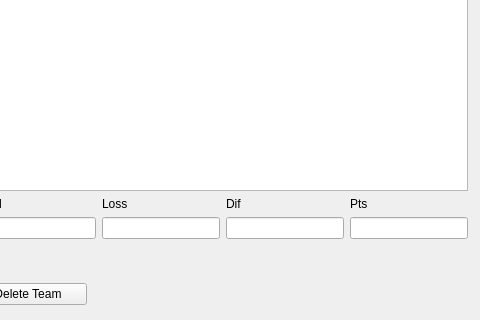
Qt form userIFDes/georgetown1.ui (bengut10/spoLeague) before a commit; both pictures show x 403 to 883 and y 262 to 582 of the 883 by 582 pixel window.
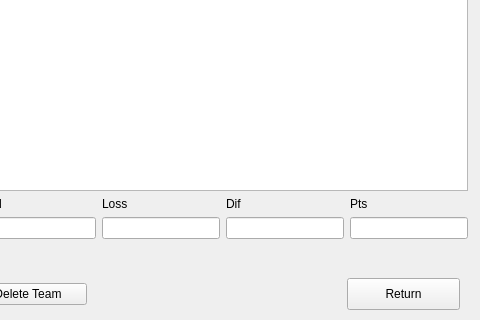
The same form after that commit.

```diff
--- a/userIFDes/georgetown1.ui
+++ b/userIFDes/georgetown1.ui
@@ -53,7 +53,7 @@
     </item>
    </layout>
   </widget>
-  <widget class="QWidget" name="">
+  <widget class="QWidget" name="layoutWidget">
    <property name="geometry">
     <rect>
      <x>10</x>
@@ -213,6 +213,19 @@
     </item>
    </layout>
   </widget>
+  <widget class="QPushButton" name="pushButtonReturn">
+   <property name="geometry">
+    <rect>
+     <x>750</x>
+     <y>540</y>
+     <width>113</width>
+     <height>32</height>
+    </rect>
+   </property>
+   <property name="text">
+    <string>Return</string>
+   </property>
+  </widget>
  </widget>
  <resources/>
  <connections/>
```
Left out of the diff: 12 changed lines with no effect on the pictures.
